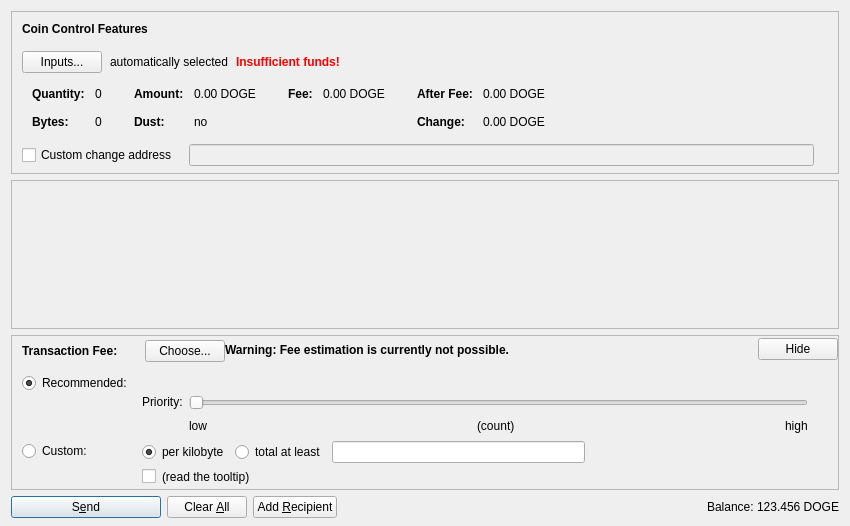
Before: the Qt Designer form src/qt/forms/sendcoinsdialog.ui in xepay-project/dogecoin, drawn with Qt 5.
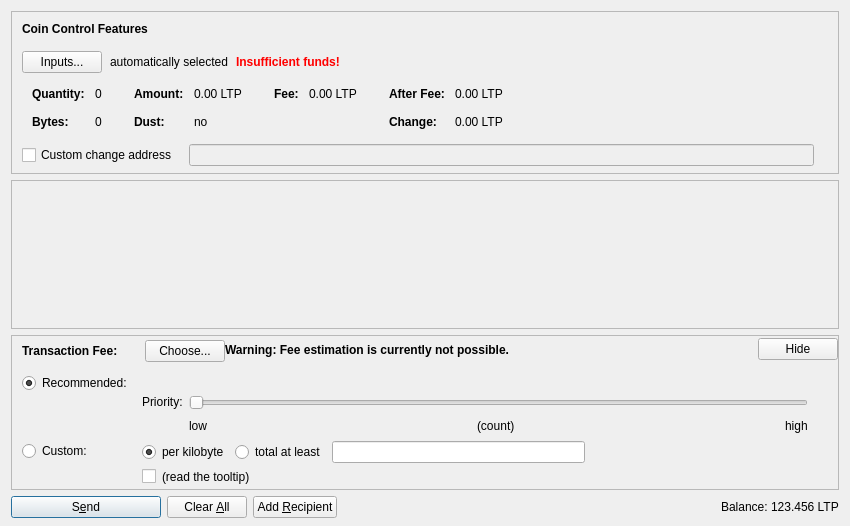
After: the same form once the commit is applied. Icons and pictures are not drawn. Custom widgets are drawn as their Qt base class.

Patch:
```diff
--- a/src/qt/forms/sendcoinsdialog.ui
+++ b/src/qt/forms/sendcoinsdialog.ui
@@ -324,7 +324,7 @@
                   <enum>Qt::ActionsContextMenu</enum>
                  </property>
                  <property name="text">
-                  <string notr="true">0.00 DOGE</string>
+                  <string notr="true">0.00 LTP</string>
                  </property>
                  <property name="textInteractionFlags">
                   <set>Qt::LinksAccessibleByMouse|Qt::TextSelectableByKeyboard|Qt::TextSelectableByMouse</set>
@@ -404,7 +404,7 @@
                   <enum>Qt::ActionsContextMenu</enum>
                  </property>
                  <property name="text">
-                  <string notr="true">0.00 DOGE</string>
+                  <string notr="true">0.00 LTP</string>
                  </property>
                  <property name="textInteractionFlags">
                   <set>Qt::LinksAccessibleByMouse|Qt::TextSelectableByKeyboard|Qt::TextSelectableByMouse</set>
@@ -455,7 +455,7 @@
                   <enum>Qt::ActionsContextMenu</enum>
                  </property>
                  <property name="text">
-                  <string notr="true">0.00 DOGE</string>
+                  <string notr="true">0.00 LTP</string>
                  </property>
                  <property name="textInteractionFlags">
                   <set>Qt::LinksAccessibleByMouse|Qt::TextSelectableByKeyboard|Qt::TextSelectableByMouse</set>
@@ -484,7 +484,7 @@
                   <enum>Qt::ActionsContextMenu</enum>
                  </property>
                  <property name="text">
-                  <string notr="true">0.00 DOGE</string>
+                  <string notr="true">0.00 LTP</string>
                  </property>
                  <property name="textInteractionFlags">
                   <set>Qt::LinksAccessibleByMouse|Qt::TextSelectableByKeyboard|Qt::TextSelectableByMouse</set>
@@ -1303,7 +1303,7 @@
           <cursorShape>IBeamCursor</cursorShape>
          </property>
          <property name="text">
-          <string notr="true">123.456 DOGE</string>
+          <string notr="true">123.456 LTP</string>
          </property>
          <property name="textInteractionFlags">
           <set>Qt::LinksAccessibleByMouse|Qt::TextSelectableByKeyboard|Qt::TextSelectableByMouse</set>
```
